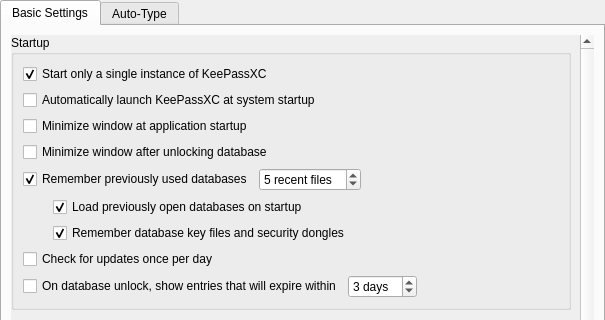
The window that src/gui/ApplicationSettingsWidgetGeneral.ui (TerhorstIO/BitwardenXC) describes before a commit, drawn with Qt 5; both pictures show x 0 to 605 and y 0 to 320 of the 605 by 969 pixel window.
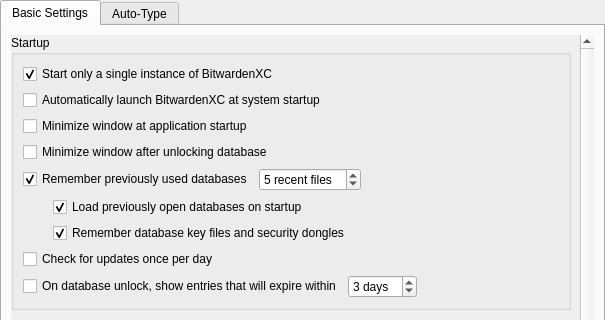
The same window after the commit. Custom widgets are drawn as their Qt base class.

```diff
--- a/src/gui/ApplicationSettingsWidgetGeneral.ui
+++ b/src/gui/ApplicationSettingsWidgetGeneral.ui
@@ -84,7 +84,7 @@
               <item>
                <widget class="QCheckBox" name="singleInstanceCheckBox">
                 <property name="text">
-                 <string>Start only a single instance of KeePassXC</string>
+                 <string>Start only a single instance of BitwardenXC</string>
                 </property>
                 <property name="checked">
                  <bool>true</bool>
@@ -94,7 +94,7 @@
               <item>
                <widget class="QCheckBox" name="launchAtStartup">
                 <property name="text">
-                 <string>Automatically launch KeePassXC at system startup</string>
+                 <string>Automatically launch BitwardenXC at system startup</string>
                 </property>
                </widget>
               </item>
```
